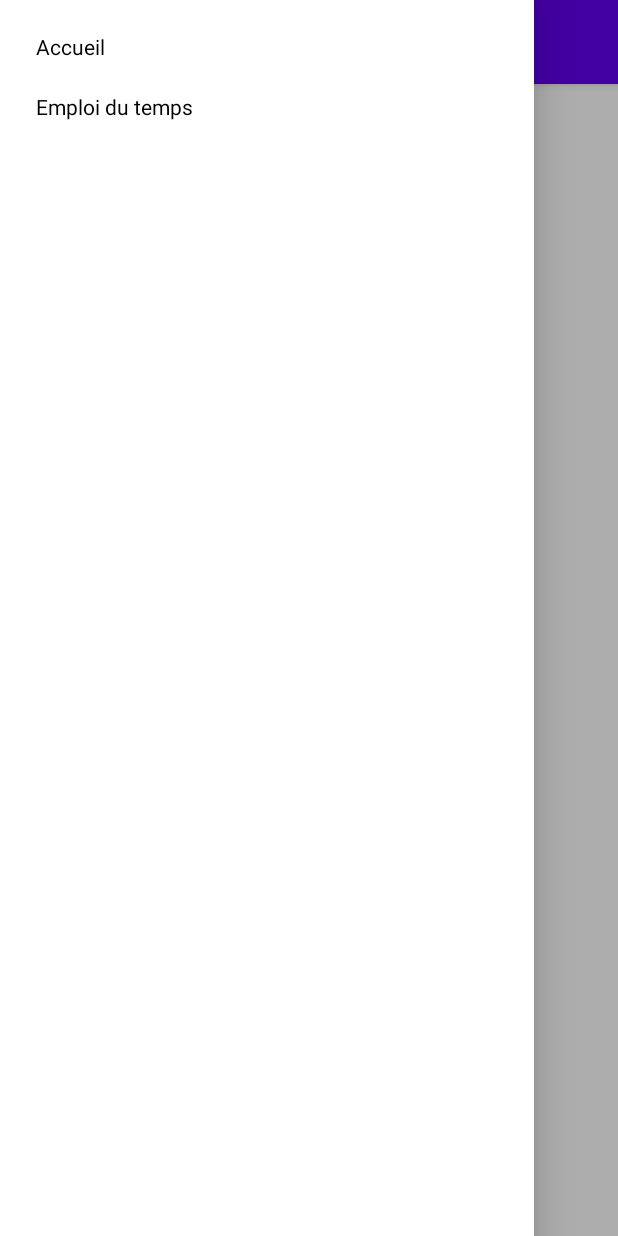
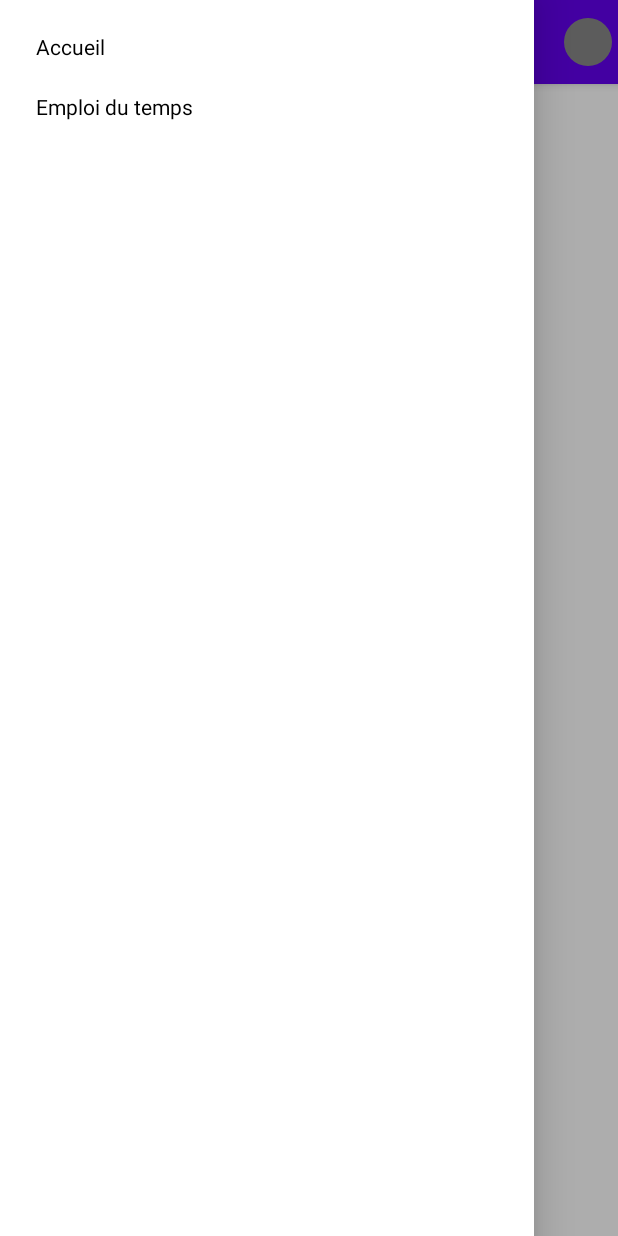
Before and after one commit to Bastien-EN6A/Here404, an Android app built with Jetpack Compose: the composable MainScaffold called with empty values, after a tap on "Menu", on a phone screen of 412 x 824 dp. Run offline under Robolectric (Android 15) with nearby library versions, the phone set to English and light mode, and no system bars.

Commit message:
Hot Bar mise à jour

```diff
--- a/app/src/main/java/com/ironmind/here/ui/MainScaffold.kt
+++ b/app/src/main/java/com/ironmind/here/ui/MainScaffold.kt
@@ -1,18 +1,25 @@
 package com.ironmind.here.ui
 
+import androidx.compose.foundation.background
 import androidx.compose.foundation.layout.Box
 import androidx.compose.foundation.layout.padding
+import androidx.compose.foundation.layout.size
+import androidx.compose.foundation.shape.CircleShape
 import androidx.compose.material.*
 import androidx.compose.material.icons.Icons
 import androidx.compose.material.icons.filled.Menu
 import androidx.compose.runtime.Composable
 import androidx.compose.runtime.rememberCoroutineScope
 import androidx.compose.ui.Modifier
+import androidx.compose.ui.graphics.Color
+import androidx.compose.ui.unit.dp
 import kotlinx.coroutines.launch
+
 
 @Composable
 fun MainScaffold(
     userId: String,
+    etudiantName: String, // ← nom complet de l’étudiant
     onNavigateToHome: () -> Unit,
     onNavigateToSchedule: () -> Unit,
     content: @Composable () -> Unit
@@ -24,7 +31,9 @@ fun MainScaffold(
         scaffoldState = scaffoldState,
         topBar = {
             TopAppBar(
-                title = { Text("Here App") },
+                title = {
+                    Text("Here App")
+                },
                 navigationIcon = {
                     IconButton(
                         onClick = {
@@ -33,6 +42,20 @@ fun MainScaffold(
                     ) {
                         Icon(Icons.Filled.Menu, contentDescription = "Menu")
                     }
+                },
+                actions = {
+                    // Nom Prénom
+                    Text(
+                        text = etudiantName,
+                        style = MaterialTheme.typography.body1,
+                        modifier = Modifier.padding(end = 8.dp)
+                    )
+                    // Cercle gris (future photo)
+                    Box(
+                        modifier = Modifier
+                            .size(32.dp)
+                            .background(Color.Gray, shape = CircleShape)
+                    )
                 }
             )
         },
```
Also changed, not shown: app/src/main/java/com/ironmind/here/MainActivity.kt (+29 -1 lines).
